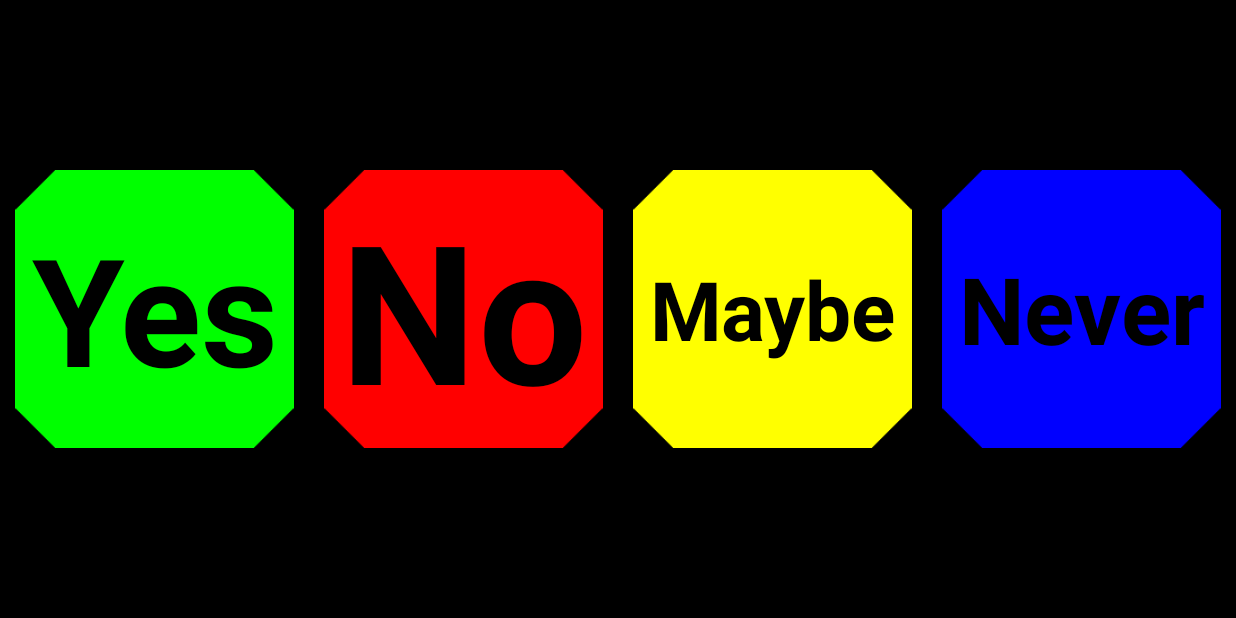
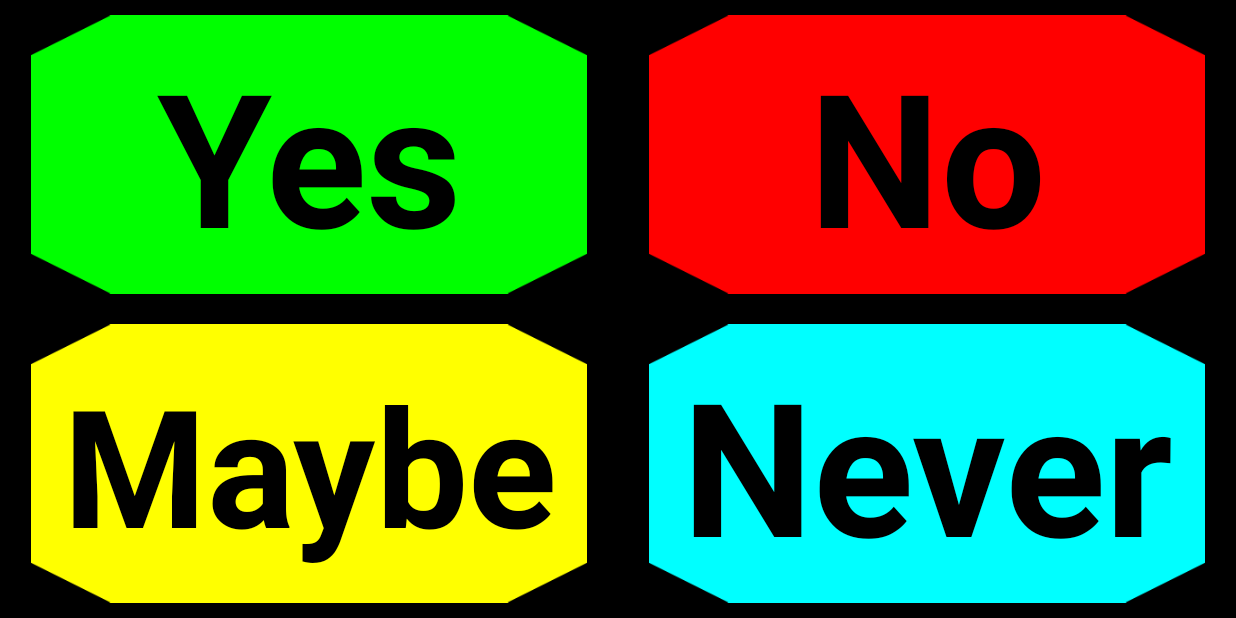
Before and after one commit to petrklima/yesno, an Android app: the screen it shows after launch (MainActivity), on a phone screen of 824 x 412 dp (held sideways). Run offline under Robolectric (Android 15) with nearby library versions, the phone set to English and light mode, and no system bars.

Commit message:
Support for variable number of rows to place tiles in some reasonable table layout. Expects 16/9 screen aspect ratio

```diff
--- a/app/build.gradle
+++ b/app/build.gradle
@@ -11,7 +11,7 @@ android {
         minSdk 23
         targetSdk 31
         versionCode 1
-        versionName "1.0"
+        versionName "1.1"
 
         testInstrumentationRunner "androidx.test.runner.AndroidJUnitRunner"
     }
--- /dev/null
+++ b/app/src/main/java/com/klima/yesno/Geometry.kt
@@ -0,0 +1,3 @@
+package com.klima.yesno
+
+data class Geometry(val rows: Int, val columns: Int)
--- a/app/src/main/java/com/klima/yesno/MainActivity.kt
+++ b/app/src/main/java/com/klima/yesno/MainActivity.kt
@@ -2,27 +2,85 @@ package com.klima.yesno
 
 import android.graphics.Color
 import android.os.Bundle
+import android.view.View
 import android.widget.TableLayout
 import android.widget.TableRow
 import androidx.appcompat.app.AppCompatActivity
 import org.xmlpull.v1.XmlPullParser
+import kotlin.math.roundToInt
 
 
 class MainActivity : AppCompatActivity() {
+
     override fun onCreate(savedInstanceState: Bundle?) {
         super.onCreate(savedInstanceState)
         setContentView(R.layout.activity_main)
 
+        val tiles = parseTileResources()
+
+        val geometry: Geometry = calculateGeometry(tiles.size)
+
+        val rowIds = createTableRows(geometry)
+
+        spreadTiles(tiles, geometry, rowIds)
+    }
+
+    private fun spreadTiles(
+        tiles: ArrayList<Tile>,
+        geometry: Geometry,
+        rowIds: ArrayList<Int>
+    ) {
+        val fragmentTransaction = supportFragmentManager.beginTransaction()
+        var column = 1
+        var row = 0
+        for (tile: Tile in tiles) {
+            if (column > geometry.columns) {
+                column = 1
+                row += 1
+            }
+            column += 1
+
+            val fragment = TextInCircle.newInstance(tile.colour, tile.text)
+            fragmentTransaction.add(rowIds[row], fragment)
+        }
+        fragmentTransaction.commit()
+    }
+
+    private fun createTableRows(geometry: Geometry): ArrayList<Int> {
+        val rowIds = ArrayList<Int>()
         val tableLayout = findViewById<TableLayout>(R.id.tableLayout)
-        val tableRow = TableRow(this)
-        tableRow.layoutParams = TableRow.LayoutParams(
-            TableRow.LayoutParams.MATCH_PARENT,
-            TableRow.LayoutParams.MATCH_PARENT,
-            10.0F
-        )
-        tableRow.tag = "tableRow0"
-        tableLayout.addView(tableRow)
+        for (rowNumber in 1..geometry.rows) {
+            val tableRow = TableRow(this)
+            tableRow.layoutParams = TableRow.LayoutParams(
+                TableRow.LayoutParams.MATCH_PARENT,
+                TableRow.LayoutParams.MATCH_PARENT,
+            )
+            val viewId = View.generateViewId()
+            tableRow.id = viewId
+            tableLayout.addView(tableRow,
+                TableLayout.LayoutParams(TableLayout.LayoutParams.MATCH_PARENT, TableLayout.LayoutParams.MATCH_PARENT,
+                    1F / geometry.rows
+                ))
+            rowIds.add(viewId)
+        }
+        return rowIds
+    }
 
+    private fun calculateGeometry(numberOfTiles: Int): Geometry {
+        val screenRatio = 16F/9F
+        var rowCount = 1F
+        var columnCount = numberOfTiles
+        var nextRatio = numberOfTiles / (rowCount + 1)
+        while (screenRatio <= nextRatio) {
+            rowCount += 1
+            columnCount = (numberOfTiles / rowCount).roundToInt()
+            nextRatio = columnCount / rowCount
+        }
+        return Geometry(rowCount.toInt(), columnCount)
+    }
+
+    private fun parseTileResources(): ArrayList<Tile>
+    {
         val tiles = ArrayList<Tile>()
         val parser = resources.getXml(R.xml.tiles)
         parser.next()
@@ -31,8 +89,7 @@ class MainActivity : AppCompatActivity() {
             val name: String? = parser.name
             if (name == "tile") {
                 if (eventType == XmlPullParser.START_TAG) {
-                    val tile = Tile(tag = parser.getAttributeValue(1),
-                        colour = Color.parseColor(parser.getAttributeValue(0)),
+                    val tile = Tile(colour = Color.parseColor(parser.getAttributeValue(0)),
                         text = parser.getAttributeValue(2)
                     )
                     tiles.add(tile)
@@ -40,12 +97,6 @@ class MainActivity : AppCompatActivity() {
             }
             eventType = parser.next()
         }
-
-        val fragmentTransaction = supportFragmentManager.beginTransaction()
-        for (tile: Tile in tiles) {
-            val fragment = TextInCircle.newInstance(tile.colour, tile.text)
-            fragmentTransaction.add(R.id.tableRow0, fragment, tile.tag)
-        }
-        fragmentTransaction.commit()
+        return tiles
     }
 }
--- a/app/src/main/java/com/klima/yesno/Tile.kt
+++ b/app/src/main/java/com/klima/yesno/Tile.kt
@@ -1,3 +1,3 @@
 package com.klima.yesno
 
-data class Tile(val tag: String, val colour: Int, val text: String)
+data class Tile(val colour: Int, val text: String)
--- a/app/src/main/res/layout/activity_main.xml
+++ b/app/src/main/res/layout/activity_main.xml
@@ -6,21 +6,16 @@
     android:layout_width="match_parent"
     android:layout_height="match_parent"
     android:background="#000000"
-    android:foregroundTint="#FFFFFF"
-    android:textAlignment="center"
     tools:context=".MainActivity">
 
     <TableLayout
         android:id="@+id/tableLayout"
         android:layout_width="match_parent"
-        android:layout_height="match_parent">
-
-        <TableRow
-            android:id="@+id/tableRow0"
-            android:layout_width="match_parent"
-            android:layout_height="match_parent"
-            android:layout_weight="50" />
-
-    </TableLayout>
+        android:layout_height="match_parent"
+        android:weightSum="1"
+        app:layout_constraintBottom_toBottomOf="parent"
+        app:layout_constraintEnd_toEndOf="parent"
+        app:layout_constraintStart_toStartOf="parent"
+        app:layout_constraintTop_toTopOf="parent" />
 
 </androidx.constraintlayout.widget.ConstraintLayout>
--- a/app/src/main/res/layout/text_in_circle.xml
+++ b/app/src/main/res/layout/text_in_circle.xml
@@ -12,6 +12,7 @@
         android:id="@+id/imageView"
         android:layout_width="0dp"
         android:layout_height="0dp"
+        android:scaleType="fitXY"
         android:scaleX="0.9"
         android:scaleY="0.9"
         app:layout_constraintBottom_toBottomOf="parent"
--- a/app/src/main/res/xml/tiles.xml
+++ b/app/src/main/res/xml/tiles.xml
@@ -3,5 +3,5 @@
     <tile name="tileYes" color="green" text="Yes" />
     <tile name="tileNo" color="red" text="No" />
     <tile name="tileMaybe" color="yellow" text="Maybe" />
-    <tile name="tileNever" color="blue" text="Never" />
+    <tile name="tileNever" color="cyan" text="Never" />
 </resources>
```
